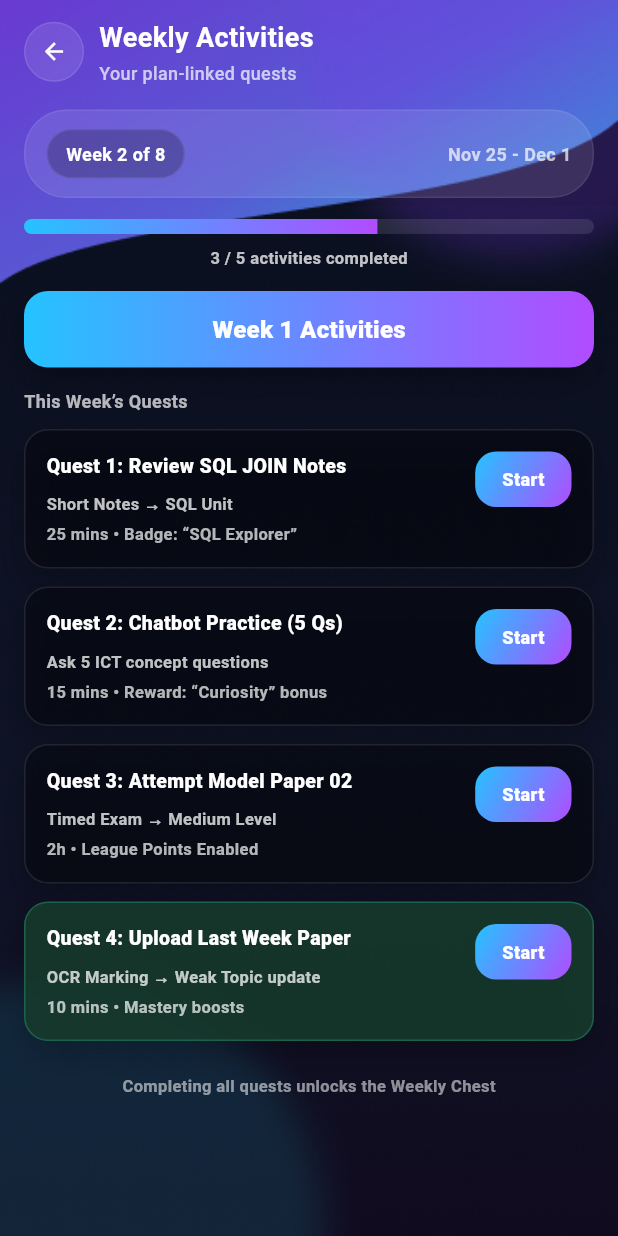
After one commit to gihanpasindu1/Brainex, a Flutter app: the screen it shows once a user with an empty profile is signed in, after a tap on "AI Study Plan", on a phone screen of 412 x 824 dp. The commit adds this screen. Run offline on Flutter 3.47's test engine with Material 3 defaults, Android fonts, the light colour scheme and no system bars; our stand-ins replace dotted_border, file_picker, firebase_auth, firebase_core, flutter_markdown, image_picker and 3 more; missing offline and left inert: google_mlkit_text_recognition; accounts and stored records are empty.

Commit message:
updated shortnote page

```diff
--- /dev/null
+++ b/frontend/lib/screens/ai_studyplan/ai_study_plan_1.dart
@@ -0,0 +1,402 @@
+import 'package:flutter/material.dart';
+
+class WeeklyActivitiesPage extends StatelessWidget {
+  const WeeklyActivitiesPage({super.key});
+
+  @override
+  Widget build(BuildContext context) {
+    return Scaffold(
+      backgroundColor: Colors.black,
+      body: Container(
+        decoration: const BoxDecoration(
+          image: DecorationImage(
+            image: AssetImage('assets/images/bg.png.png'),
+            fit: BoxFit.cover,
+          ),
+        ),
+        child: SafeArea(
+          child: Padding(
+            padding: const EdgeInsets.fromLTRB(16, 12, 16, 18),
+            child: Column(
+              crossAxisAlignment: CrossAxisAlignment.start,
+              children: [
+                // Top bar
+                Row(
+                  children: [
+                    _IconPillButton(
+                      icon: Icons.arrow_back,
+                      onTap: () => Navigator.maybePop(context),
+                    ),
+                    const SizedBox(width: 10),
+                    const Expanded(
+                      child: Column(
+                        crossAxisAlignment: CrossAxisAlignment.start,
+                        children: [
+                          Text(
+                            "Weekly Activities",
+                            style: TextStyle(
+                              color: Colors.white,
+                              fontSize: 18,
+                              fontWeight: FontWeight.w700,
+                            ),
+                          ),
+                          SizedBox(height: 2),
+                          Text(
+                            "Your plan-linked quests",
+                            style: TextStyle(
+                              color: Colors.white70,
+                              fontSize: 12,
+                              fontWeight: FontWeight.w500,
+                            ),
+                          ),
+                        ],
+                      ),
+                    ),
+                  ],
+                ),
+
+                const SizedBox(height: 16),
+
+                // Week selector / range bar
+                Container(
+                  padding: const EdgeInsets.symmetric(
+                    horizontal: 14,
+                    vertical: 12,
+                  ),
+                  decoration: BoxDecoration(
+                    color: Colors.white.withOpacity(0.10),
+                    borderRadius: BorderRadius.circular(28),
+                    border: Border.all(color: Colors.white.withOpacity(0.08)),
+                  ),
+                  child: Row(
+                    children: [
+                      Container(
+                        padding: const EdgeInsets.symmetric(
+                          horizontal: 12,
+                          vertical: 7,
+                        ),
+                        decoration: BoxDecoration(
+                          color: Colors.black.withOpacity(0.22),
+                          borderRadius: BorderRadius.circular(20),
+                          border: Border.all(
+                            color: Colors.white.withOpacity(0.08),
+                          ),
+                        ),
+                        child: const Text(
+                          "Week 2 of 8",
+                          style: TextStyle(
+                            color: Colors.white,
+                            fontSize: 12,
+                            fontWeight: FontWeight.w700,
+                          ),
+                        ),
+                      ),
+                      const Spacer(),
+                      const Text(
+                        "Nov 25 - Dec 1",
+                        style: TextStyle(
+                          color: Colors.white70,
+                          fontSize: 12,
+                          fontWeight: FontWeight.w600,
+                        ),
+                      ),
+                    ],
+                  ),
+                ),
+
+                const SizedBox(height: 14),
+
+                // Progress + label
+                Column(
+                  children: [
+                    const _GradientProgressBar(value: 0.62), // ~3/5 completed
+                    const SizedBox(height: 8),
+                    Text(
+                      "3 / 5 activities completed",
+                      style: TextStyle(
+                        color: Colors.white.withOpacity(0.75),
+                        fontSize: 11,
+                        fontWeight: FontWeight.w600,
+                      ),
+                    ),
+                  ],
+                ),
+
+                const SizedBox(height: 14),
+
+                // Week title gradient chip
+                Container(
+                  width: double.infinity,
+                  padding: const EdgeInsets.symmetric(vertical: 14),
+                  decoration: BoxDecoration(
+                    borderRadius: BorderRadius.circular(16),
+                    gradient: const LinearGradient(
+                      begin: Alignment.centerLeft,
+                      end: Alignment.centerRight,
+                      colors: [Color(0xFF25C3FF), Color(0xFFB14CFF)],
+                    ),
+                    boxShadow: [
+                      BoxShadow(
+                        color: Colors.black.withOpacity(0.25),
+                        blurRadius: 18,
+                        offset: const Offset(0, 10),
+                      ),
+                    ],
+                  ),
+                  child: const Center(
+                    child: Text(
+                      "Week 1 Activities",
+                      style: TextStyle(
+                        color: Colors.white,
+                        fontSize: 16,
+                        fontWeight: FontWeight.w800,
+                        letterSpacing: 0.2,
+                      ),
+                    ),
+                  ),
+                ),
+
+                const SizedBox(height: 14),
+
+                Text(
+                  "This Week’s Quests",
+                  style: TextStyle(
+                    color: Colors.white.withOpacity(0.70),
+                    fontSize: 12,
+                    fontWeight: FontWeight.w700,
+                  ),
+                ),
+
+                const SizedBox(height: 10),
+
+                // Quest list
+                Expanded(
+                  child: ListView(
+                    padding: EdgeInsets.zero,
+                    children: const [
+                      _QuestCard(
+                        title: "Quest 1: Review SQL JOIN Notes",
+                        subtitle1: "Short Notes → SQL Unit",
+                        subtitle2: "25 mins • Badge: “SQL Explorer”",
+                        buttonText: "Start",
+                      ),
+                      SizedBox(height: 12),
+                      _QuestCard(
+                        title: "Quest 2: Chatbot Practice (5 Qs)",
+                        subtitle1: "Ask 5 ICT concept questions",
+                        subtitle2: "15 mins • Reward: “Curiosity” bonus",
+                        buttonText: "Start",
+                      ),
+                      SizedBox(height: 12),
+                      _QuestCard(
+                        title: "Quest 3: Attempt Model Paper 02",
+                        subtitle1: "Timed Exam → Medium Level",
+                        subtitle2: "2h • League Points Enabled",
+                        buttonText: "Start",
+                      ),
+                      SizedBox(height: 12),
+                      _QuestCard(
+                        title: "Quest 4: Upload Last Week Paper",
+                        subtitle1: "OCR Marking → Weak Topic update",
+                        subtitle2: "10 mins • Mastery boosts",
+                        buttonText: "Start",
+                        isHighlighted: true,
+                      ),
+                      SizedBox(height: 22),
+                      Center(
+                        child: Text(
+                          "Completing all quests unlocks the Weekly Chest",
+                          style: TextStyle(
+                            color: Colors.white54,
+                            fontSize: 11,
+                            fontWeight: FontWeight.w600,
+                          ),
+                        ),
+                      ),
+                    ],
+                  ),
+                ),
+              ],
+            ),
+          ),
+        ),
+      ),
+    );
+  }
+}
+
+class _IconPillButton extends StatelessWidget {
+  final IconData icon;
+  final VoidCallback onTap;
+  const _IconPillButton({required this.icon, required this.onTap});
+
+  @override
+  Widget build(BuildContext context) {
+    return InkWell(
+      borderRadius: BorderRadius.circular(999),
+      onTap: onTap,
+      child: Container(
+        padding: const EdgeInsets.all(10),
+        decoration: BoxDecoration(
+          color: Colors.white.withOpacity(0.10),
+          borderRadius: BorderRadius.circular(999),
+          border: Border.all(color: Colors.white.withOpacity(0.10)),
+        ),
+        child: Icon(icon, color: Colors.white, size: 18),
+      ),
+    );
+  }
+}
+
+class _GradientProgressBar extends StatelessWidget {
+  final double value; // 0..1
+  const _GradientProgressBar({required this.value});
+
+  @override
+  Widget build(BuildContext context) {
+    final clamped = value.clamp(0.0, 1.0);
+
+    return ClipRRect(
+      borderRadius: BorderRadius.circular(999),
+      child: Container(
+        height: 10,
+        color: Colors.white.withOpacity(0.10),
+        child: Align(
+          alignment: Alignment.centerLeft,
+          child: FractionallySizedBox(
+            widthFactor: clamped,
+            child: Container(
+              decoration: const BoxDecoration(
+                gradient: LinearGradient(
+                  begin: Alignment.centerLeft,
+                  end: Alignment.centerRight,
+                  colors: [Color(0xFF25C3FF), Color(0xFFB14CFF)],
+                ),
+              ),
+            ),
+          ),
+        ),
+      ),
+    );
+  }
+}
+
+class _QuestCard extends StatelessWidget {
+  final String title;
+  final String subtitle1;
+  final String subtitle2;
+  final String buttonText;
+  final bool isHighlighted;
+
+  const _QuestCard({
+    required this.title,
+    required this.subtitle1,
+    required this.subtitle2,
+    required this.buttonText,
+    this.isHighlighted = false,
+  });
+
+  @override
+  Widget build(BuildContext context) {
+    final baseColor = isHighlighted
+        ? const Color(0xFF163B2C).withOpacity(0.85)
+        : Colors.black.withOpacity(0.30);
+
+    final borderColor = isHighlighted
+        ? const Color(0xFF31E7A6).withOpacity(0.25)
+        : Colors.white.withOpacity(0.10);
+
+    return Container(
+      padding: const EdgeInsets.symmetric(horizontal: 14, vertical: 14),
+      decoration: BoxDecoration(
+        color: baseColor,
+        borderRadius: BorderRadius.circular(16),
+        border: Border.all(color: borderColor),
+        boxShadow: [
+          BoxShadow(
+            color: Colors.black.withOpacity(0.22),
+            blurRadius: 18,
+            offset: const Offset(0, 10),
+          ),
+        ],
+      ),
+      child: Row(
+        crossAxisAlignment: CrossAxisAlignment.start,
+        children: [
+          Expanded(
+            child: Column(
+              crossAxisAlignment: CrossAxisAlignment.start,
+              children: [
+                Text(
+                  title,
+                  style: const TextStyle(
+                    color: Colors.white,
+                    fontSize: 13,
+                    fontWeight: FontWeight.w800,
+                  ),
+                ),
+                const SizedBox(height: 8),
+                Text(
+                  subtitle1,
+                  style: TextStyle(
+                    color: Colors.white.withOpacity(0.75),
+                    fontSize: 11,
+                    fontWeight: FontWeight.w600,
+                  ),
+                ),
+                const SizedBox(height: 4),
+                Text(
+                  subtitle2,
+                  style: TextStyle(
+                    color: Colors.white.withOpacity(0.70),
+                    fontSize: 11,
+                    fontWeight: FontWeight.w600,
+                  ),
+                ),
+              ],
+            ),
+          ),
+          const SizedBox(width: 12),
+          _StartButton(text: buttonText),
+        ],
+      ),
+    );
+  }
+}
+
+class _StartButton extends StatelessWidget {
+  final String text;
+  const _StartButton({required this.text});
+
+  @override
+  Widget build(BuildContext context) {
+    return Container(
+      decoration: BoxDecoration(
+        borderRadius: BorderRadius.circular(14),
+        gradient: const LinearGradient(
+          begin: Alignment.topLeft,
+          end: Alignment.bottomRight,
+          colors: [Color(0xFF25C3FF), Color(0xFFB14CFF)],
+        ),
+      ),
+      child: Material(
+        color: Colors.transparent,
+        child: InkWell(
+          borderRadius: BorderRadius.circular(14),
+          onTap: () {},
+          child: Padding(
+            padding: const EdgeInsets.symmetric(horizontal: 18, vertical: 10),
+            child: Text(
+              text,
+              style: const TextStyle(
+                color: Colors.white,
+                fontSize: 12,
+                fontWeight: FontWeight.w800,
+              ),
+            ),
+          ),
+        ),
+      ),
+    );
+  }
+}
--- a/frontend/lib/screens/home/home.dart
+++ b/frontend/lib/screens/home/home.dart
@@ -7,6 +7,7 @@ import 'package:frontend/providers/locale_provider.dart';
 import 'package:frontend/screens/chatbot/chatbot_screen.dart';
 import 'package:frontend/screens/upload_screen/upload_screen.dart';
 import 'package:frontend/screens/shortnote_page/short_notes_page.dart';
+import 'package:frontend/screens/ai_studyplan/ai_study_plan_1.dart';
 
 class Home extends StatelessWidget {
   const Home({super.key});
@@ -273,6 +274,15 @@ class BrainexHome extends StatelessWidget {
                         icon: Icons.calendar_today_rounded,
                         color: const Color(0xFFF59E0B),
                         subtitle: t('daily_schedule'),
+                        onTap: () {
+                          Navigator.push(
+                            context,
+                            MaterialPageRoute(
+                              builder: (context) =>
+                                  const WeeklyActivitiesPage(),
+                            ),
+                          );
+                        },
                       ),
                       _PremiumActionCard(
                         title: t('active_challenge'),
--- a/frontend/lib/screens/shortnote_page/short_notes_page.dart
+++ b/frontend/lib/screens/shortnote_page/short_notes_page.dart
@@ -1,6 +1,9 @@
+import 'dart:io';
 import 'dart:ui';
 import 'package:flutter/material.dart';
 import 'package:frontend/services/localization_service.dart';
+import 'package:image_picker/image_picker.dart';
+import 'package:google_mlkit_text_recognition/google_mlkit_text_recognition.dart';
 
 class ShortNotesPage extends StatefulWidget {
   const ShortNotesPage({super.key});
@@ -16,6 +19,9 @@ class _ShortNotesPageState extends State<ShortNotesPage> {
   late PageController _pageController;
   final TextEditingController _searchController = TextEditingController();
   String _searchQuery = "";
+
+  final ImagePicker _picker = ImagePicker();
+  final TextRecognizer _textRecognizer = TextRecognizer();
 
   // Dummy Data for My Notes
   final List<Map<String, String>> myNotes = [
@@ -68,7 +74,6 @@ class _ShortNotesPageState extends State<ShortNotesPage> {
   ];
 
   @override
-  @override
   void initState() {
     super.initState();
     _pageController = PageController(initialPage: selectedTab);
@@ -76,6 +81,7 @@ class _ShortNotesPageState extends State<ShortNotesPage> {
 
   @override
   void dispose() {
+    _textRecognizer.close();
     _pageController.dispose();
     _searchController.dispose();
     super.dispose();
@@ -105,6 +111,114 @@ class _ShortNotesPageState extends State<ShortNotesPage> {
               note["desc"]!.toLowerCase().contains(_searchQuery.toLowerCase()),
         )
         .toList();
+  }
+
+  Future<void> _scanNote(ImageSource source) async {
+    try {
+      final XFile? image = await _picker.pickImage(source: source);
+
+      if (image == null) return;
+
+      final inputImage = InputImage.fromFile(File(image.path));
+      final RecognizedText recognizedText = await _textRecognizer.processImage(
+        inputImage,
+      );
+
+      final extractedText = recognizedText.text;
+
+      if (extractedText.isEmpty) {
+        if (!mounted) return;
+        ScaffoldMessenger.of(
+          context,
+        ).showSnackBar(const SnackBar(content: Text("No text detected.")));
+        return;
+      }
+
+      _showEditDialog(extractedText);
+    } catch (e) {
+      if (!mounted) return;
+      ScaffoldMessenger.of(
+        context,
+      ).showSnackBar(SnackBar(content: Text("Error scanning: $e")));
+    }
+  }
+
+  void _showImageSourceDialog() {
+    showModalBottomSheet(
+      context: context,
+      backgroundColor: const Color(0xFF0B1326),
+      shape: const RoundedRectangleBorder(
+        borderRadius: BorderRadius.vertical(top: Radius.circular(22)),
+      ),
+      builder: (BuildContext context) {
+        return SafeArea(
+          child: Column(
+            mainAxisSize: MainAxisSize.min,
+            children: [
+              ListTile(
+                leading: const Icon(
+                  Icons.camera_alt_rounded,
+                  color: Colors.white,
+                ),
+                title: const Text(
+                  'Camera',
+                  style: TextStyle(color: Colors.white),
+                ),
+                onTap: () {
+                  Navigator.pop(context);
+                  _scanNote(ImageSource.camera);
+                },
+              ),
+              ListTile(
+                leading: const Icon(
+                  Icons.photo_library_rounded,
+                  color: Colors.white,
+                ),
+                title: const Text(
+                  'Gallery',
+                  style: TextStyle(color: Colors.white),
+                ),
+                onTap: () {
+                  Navigator.pop(context);
+                  _scanNote(ImageSource.gallery);
+                },
+              ),
+            ],
+          ),
+        );
+      },
+    );
+  }
+
+  void _showEditDialog(String text) {
+    final controller = TextEditingController(text: text);
+
+    showDialog(
+      context: context,
+      builder: (_) => AlertDialog(
+        title: const Text("Edit Scanned Note"),
+        content: TextField(controller: controller, maxLines: 8),
+        actions: [
+          TextButton(
+            onPressed: () => Navigator.pop(context),
+            child: const Text("Cancel"),
+          ),
+          ElevatedButton(
+            onPressed: () {
+              setState(() {
+                myNotes.insert(0, {
+                  "title": "Scanned Note",
+                  "desc": controller.text,
+                  "date": DateTime.now().toString().split(' ')[0],
+                });
+              });
+              Navigator.pop(context);
+            },
+            child: const Text("Save"),
+          ),
+        ],
+      ),
+    );
   }
 
   @override
@@ -176,7 +290,7 @@ class _ShortNotesPageState extends State<ShortNotesPage> {
                             _GradientActionButton(
                               icon: Icons.qr_code_scanner_rounded,
                               label: "Scan New Note",
-                              onTap: () {},
+                              onTap: _showImageSourceDialog,
                             ),
                             const SizedBox(height: 14),
 
--- a/frontend/pubspec.yaml
+++ b/frontend/pubspec.yaml
@@ -48,6 +48,7 @@ dependencies:
   flutter_markdown: ^0.7.7+1
 
   image_picker: ^1.0.7
+  google_mlkit_text_recognition: ^0.11.0
   file_picker: ^8.0.0
   dotted_border: ^2.1.0
 
```
Also changed, not shown: frontend/pubspec.lock, 1 other file.
